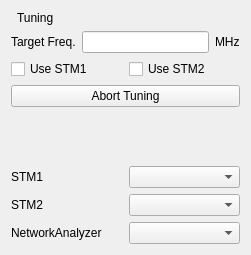
Old version of the form modules/motor/core/autolctunerform.ui in the repository northriv/KAME.
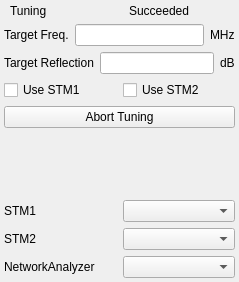
New version of the form. Custom widgets are drawn as their Qt base class.

Commit message: Before summed minimization.

Diff of the .ui file:
```diff
--- a/modules/motor/core/autolctunerform.ui
+++ b/modules/motor/core/autolctunerform.ui
@@ -6,8 +6,8 @@
    <rect>
     <x>0</x>
     <y>0</y>
-    <width>251</width>
-    <height>255</height>
+    <width>239</width>
+    <height>282</height>
    </rect>
   </property>
   <property name="windowTitle">
@@ -15,6 +15,11 @@
   </property>
   <widget class="QWidget" name="widget">
    <layout class="QVBoxLayout" name="verticalLayout">
+    <property name="margin">
+     <number>4</number>
+    </property>
+    <item>
+     <layout class="QHBoxLayout" name="horizontalLayout_5">
     <item>
      <layout class="QHBoxLayout" name="horizontalLayout_2">
       <item>
@@ -46,6 +51,38 @@
      </layout>
     </item>
     <item>
+       <layout class="QHBoxLayout" name="horizontalLayout_4">
+        <item>
+         <widget class="KLed" name="m_ledSucceeded" native="true">
+          <property name="sizePolicy">
+           <sizepolicy hsizetype="Fixed" vsizetype="Preferred">
+            <horstretch>0</horstretch>
+            <verstretch>0</verstretch>
+           </sizepolicy>
+          </property>
+         </widget>
+        </item>
+        <item>
+         <widget class="QLabel" name="textLabel2_12">
+          <property name="sizePolicy">
+           <sizepolicy hsizetype="Preferred" vsizetype="Fixed">
+            <horstretch>0</horstretch>
+            <verstretch>0</verstretch>
+           </sizepolicy>
+          </property>
+          <property name="text">
+           <string>Succeeded</string>
+          </property>
+          <property name="wordWrap">
+           <bool>false</bool>
+          </property>
+         </widget>
+        </item>
+       </layout>
+      </item>
+     </layout>
+    </item>
+    <item>
      <layout class="QHBoxLayout" name="horizontalLayout">
       <item>
        <widget class="QLabel" name="textLabel20_4">
@@ -84,6 +121,45 @@
       </item>
      </layout>
     </item>
+    <item>
+     <layout class="QHBoxLayout" name="horizontalLayout_6">
+      <item>
+       <widget class="QLabel" name="textLabel20_6">
+        <property name="sizePolicy">
+         <sizepolicy hsizetype="Preferred" vsizetype="Fixed">
+          <horstretch>0</horstretch>
+          <verstretch>0</verstretch>
+         </sizepolicy>
+        </property>
+        <property name="text">
+         <string>Target Reflection</string>
+        </property>
+        <property name="wordWrap">
+         <bool>false</bool>
+        </property>
+       </widget>
+      </item>
+      <item>
+       <widget class="QLineEdit" name="m_edReflection"/>
+      </item>
+      <item>
+       <widget class="QLabel" name="textLabel20_7">
+        <property name="sizePolicy">
+         <sizepolicy hsizetype="Preferred" vsizetype="Fixed">
+          <horstretch>0</horstretch>
+          <verstretch>0</verstretch>
+         </sizepolicy>
+        </property>
+        <property name="text">
+         <string>dB</string>
+        </property>
+        <property name="wordWrap">
+         <bool>false</bool>
+        </property>
+       </widget>
+      </item>
+     </layout>
+    </item>
     <item>
      <layout class="QHBoxLayout" name="horizontalLayout_3">
       <item>
```
Lines whose indentation alone changed are shown as unchanged. The commit also changes 2 other files.
